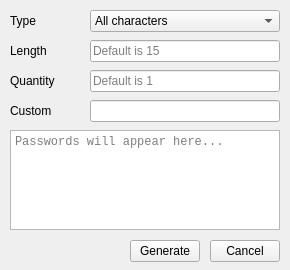
Before: the Qt Designer form newpassword.ui in cixtor/quickpass, drawn with Qt 5.
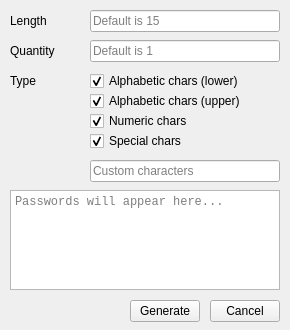
After: the same form once the commit is applied.

Commit message: Added. Function to generate random passwords

The edit to the form file:
```diff
--- a/newpassword.ui
+++ b/newpassword.ui
@@ -7,87 +7,29 @@
     <x>0</x>
     <y>0</y>
     <width>290</width>
-    <height>270</height>
+    <height>330</height>
    </rect>
   </property>
   <property name="minimumSize">
    <size>
     <width>290</width>
-    <height>270</height>
+    <height>330</height>
    </size>
   </property>
   <property name="maximumSize">
    <size>
     <width>290</width>
-    <height>270</height>
+    <height>330</height>
    </size>
   </property>
   <property name="windowTitle">
    <string>Quickpass - New Password</string>
   </property>
-  <widget class="QLabel" name="typeLabel">
-   <property name="geometry">
-    <rect>
-     <x>10</x>
-     <y>10</y>
-     <width>80</width>
-     <height>22</height>
-    </rect>
-   </property>
-   <property name="text">
-    <string>Type</string>
-   </property>
-  </widget>
-  <widget class="QComboBox" name="typeInput">
-   <property name="geometry">
-    <rect>
-     <x>90</x>
-     <y>10</y>
-     <width>190</width>
-     <height>22</height>
-    </rect>
-   </property>
-   <item>
-    <property name="text">
-     <string>All characters</string>
-    </property>
-   </item>
-   <item>
-    <property name="text">
-     <string>Alphabetic characters</string>
-    </property>
-   </item>
-   <item>
-    <property name="text">
-     <string>Numeric characters</string>
-    </property>
-   </item>
-   <item>
-    <property name="text">
-     <string>Special characters</string>
-    </property>
-   </item>
-   <item>
-    <property name="text">
-     <string>Alphabetic + Numeric</string>
-    </property>
-   </item>
-   <item>
-    <property name="text">
-     <string>Numeric + Special</string>
-    </property>
-   </item>
-   <item>
-    <property name="text">
-     <string>Special + Alphabetic</string>
-    </property>
-   </item>
-  </widget>
   <widget class="QLabel" name="lengthLabel">
    <property name="geometry">
     <rect>
      <x>10</x>
-     <y>40</y>
+     <y>10</y>
      <width>80</width>
      <height>22</height>
     </rect>
@@ -100,7 +42,7 @@
    <property name="geometry">
     <rect>
      <x>90</x>
-     <y>40</y>
+     <y>10</y>
      <width>190</width>
      <height>22</height>
     </rect>
@@ -113,7 +55,7 @@
    <property name="geometry">
     <rect>
      <x>10</x>
-     <y>70</y>
+     <y>40</y>
      <width>80</width>
      <height>22</height>
     </rect>
@@ -126,7 +68,7 @@
    <property name="geometry">
     <rect>
      <x>90</x>
-     <y>70</y>
+     <y>40</y>
      <width>190</width>
      <height>22</height>
     </rect>
@@ -135,34 +77,101 @@
     <string>Default is 1</string>
    </property>
   </widget>
-  <widget class="QLabel" name="customCharsLabel">
+  <widget class="QLabel" name="typeLabel">
    <property name="geometry">
     <rect>
      <x>10</x>
-     <y>100</y>
+     <y>70</y>
      <width>80</width>
      <height>22</height>
     </rect>
    </property>
    <property name="text">
-    <string>Custom</string>
+    <string>Type</string>
    </property>
   </widget>
-  <widget class="QLineEdit" name="customCharsInput">
+  <widget class="QCheckBox" name="typeAlphaLowerCheckbox">
    <property name="geometry">
     <rect>
      <x>90</x>
-     <y>100</y>
+     <y>70</y>
      <width>190</width>
      <height>22</height>
     </rect>
    </property>
+   <property name="text">
+    <string>Alphabetic chars (lower)</string>
+   </property>
+   <property name="checked">
+    <bool>true</bool>
+   </property>
   </widget>
-  <widget class="QTextEdit" name="passwordListInput">
+  <widget class="QCheckBox" name="typeAlphaUpperCheckbox">
    <property name="geometry">
     <rect>
-     <x>10</x>
+     <x>90</x>
+     <y>90</y>
+     <width>190</width>
+     <height>22</height>
+    </rect>
+   </property>
+   <property name="text">
+    <string>Alphabetic chars (upper)</string>
+   </property>
+   <property name="checked">
+    <bool>true</bool>
+   </property>
+  </widget>
+  <widget class="QCheckBox" name="typeNumericCheckbox">
+   <property name="geometry">
+    <rect>
+     <x>90</x>
+     <y>110</y>
+     <width>190</width>
+     <height>22</height>
+    </rect>
+   </property>
+   <property name="text">
+    <string>Numeric chars</string>
+   </property>
+   <property name="checked">
+    <bool>true</bool>
+   </property>
+  </widget>
+  <widget class="QCheckBox" name="typeSpecialCheckbox">
+   <property name="geometry">
+    <rect>
+     <x>90</x>
      <y>130</y>
+     <width>190</width>
+     <height>22</height>
+    </rect>
+   </property>
+   <property name="text">
+    <string>Special chars</string>
+   </property>
+   <property name="checked">
+    <bool>true</bool>
+   </property>
+  </widget>
+  <widget class="QLineEdit" name="typeCustomInput">
+   <property name="geometry">
+    <rect>
+     <x>90</x>
+     <y>160</y>
+     <width>190</width>
+     <height>22</height>
+    </rect>
+   </property>
+   <property name="placeholderText">
+    <string>Custom characters</string>
+   </property>
+  </widget>
+  <widget class="QTextEdit" name="passwordListInput">
+   <property name="geometry">
+    <rect>
+     <x>10</x>
+     <y>190</y>
      <width>270</width>
      <height>100</height>
     </rect>
@@ -180,7 +189,7 @@
    <property name="geometry">
     <rect>
      <x>130</x>
-     <y>240</y>
+     <y>300</y>
      <width>70</width>
      <height>22</height>
     </rect>
@@ -193,7 +202,7 @@
    <property name="geometry">
     <rect>
      <x>210</x>
-     <y>240</y>
+     <y>300</y>
      <width>70</width>
      <height>22</height>
     </rect>
```
The commit also changes 2 other files.
